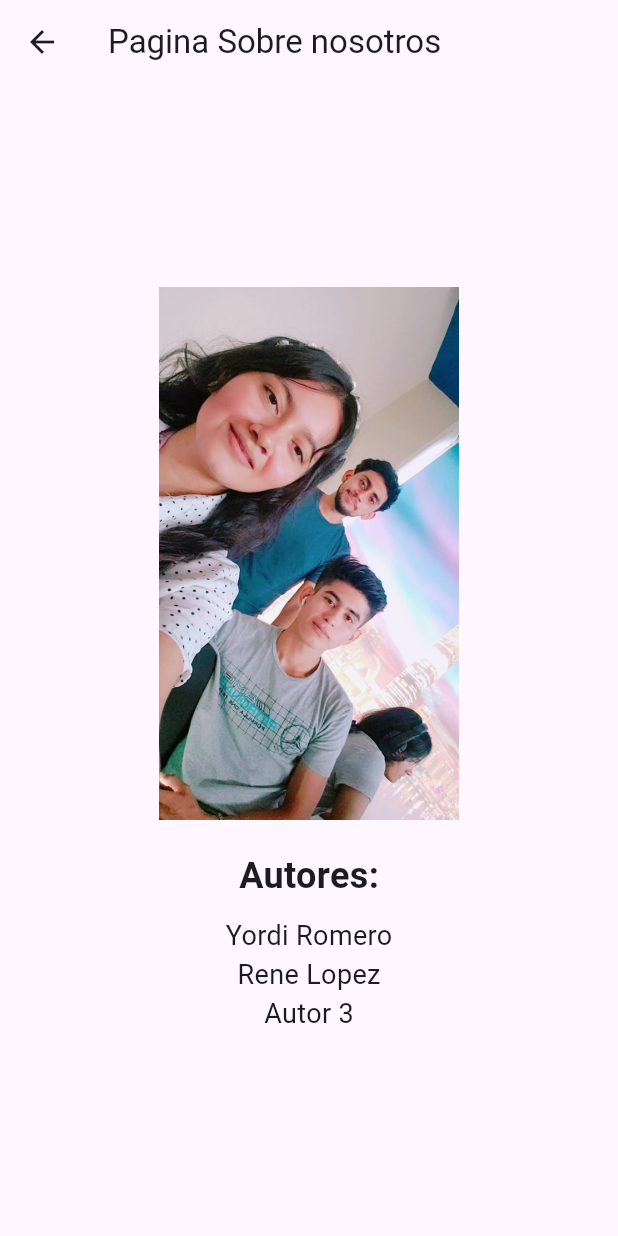
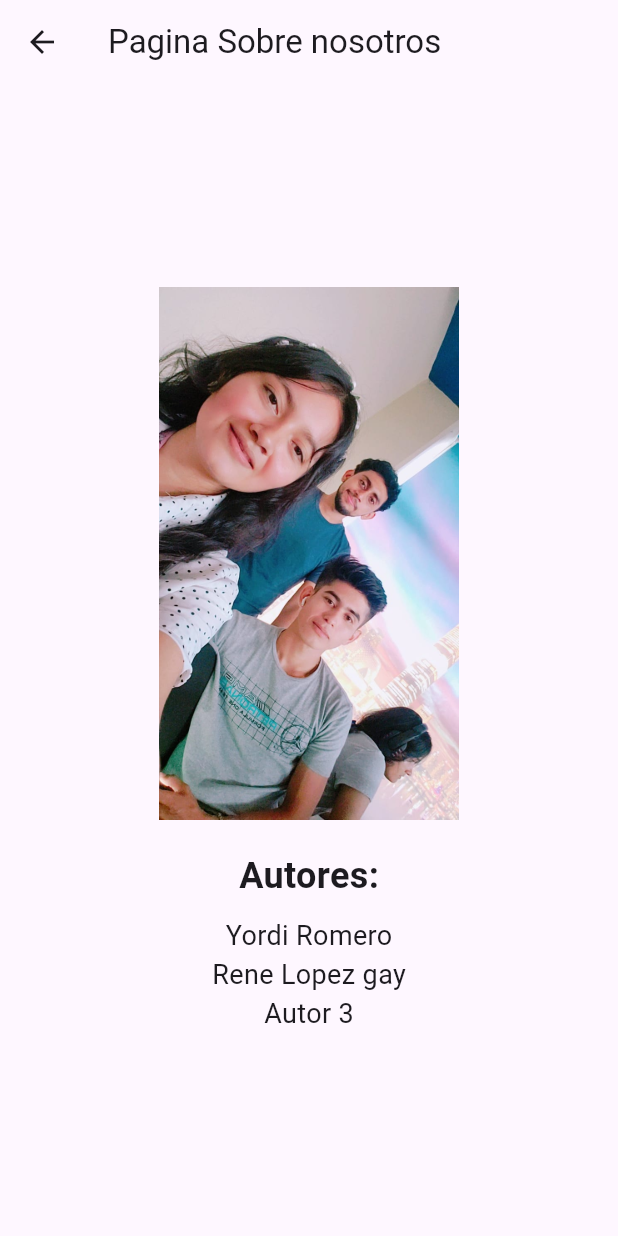
Before and after one commit to YordyM/evaluacion2_sis22, a Flutter app: the SobreNosotrosScreen screen opened directly, on a phone screen of 412 x 824 dp. Run offline on Flutter 3.47's test engine with Material 2 defaults, Android fonts, the light colour scheme and no system bars; our stand-ins replace cloud_firestore, firebase_core; accounts and stored records are empty.

Commit message:
rene gay

```diff
--- a/lib/pages/sobrenosotros.dart
+++ b/lib/pages/sobrenosotros.dart
@@ -35,7 +35,7 @@ class SobreNosotrosScreen extends StatelessWidget {
               ),
             ),
             Text(
-              'Rene Lopez',
+              'Rene Lopez gay',
               style: TextStyle(
                 fontSize:
                     18, // Ajusta el tamaño del texto según tus necesidades
```
